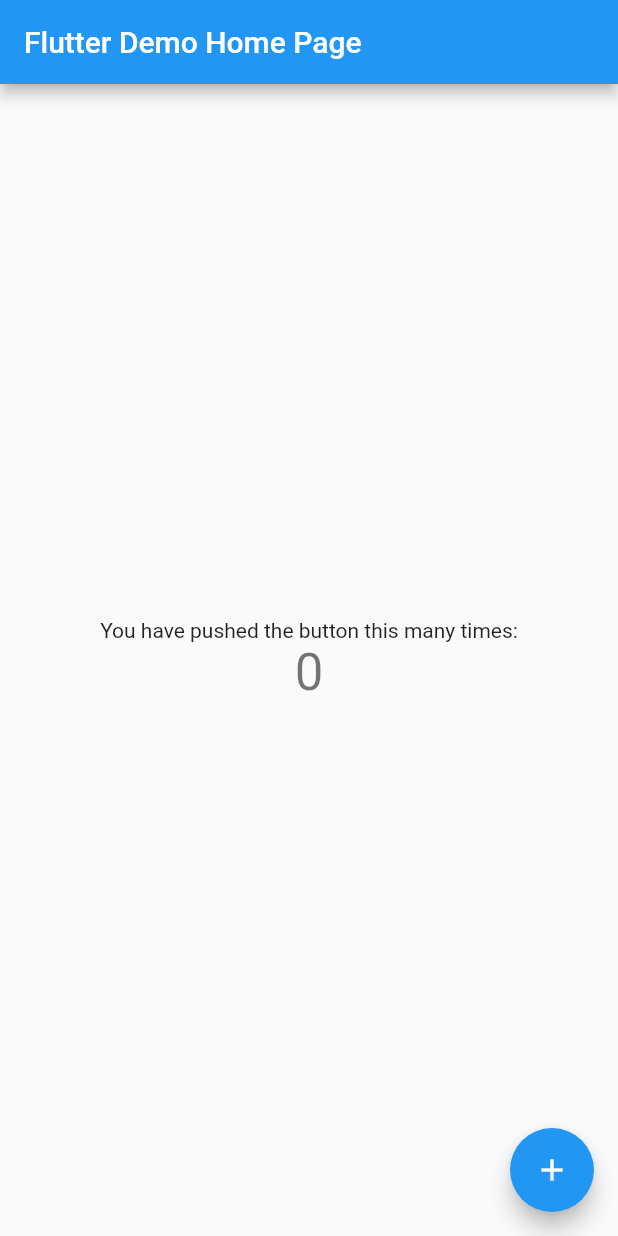
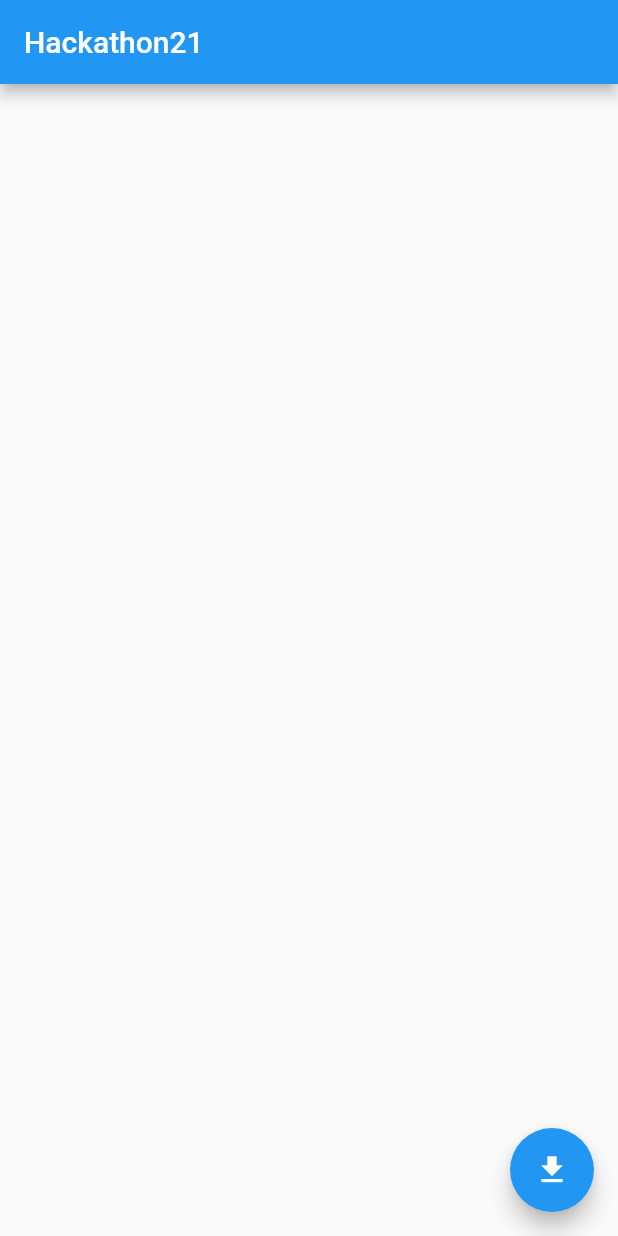
Before and after one commit to VB10/hackathon21, a Flutter app: the screen it shows after launch, on a phone screen of 412 x 824 dp. Run offline on Flutter 3.47's test engine with Material 2 defaults, Android fonts, the phone set to English and light mode, and no system bars.

Commit message:
last changes

```diff
--- /dev/null
+++ b/analysis_options.yaml
@@ -0,0 +1 @@
+include: package:pedantic/analysis_options.yaml
--- /dev/null
+++ b/lib/features/sample-fire/model/user_model.dart
@@ -0,0 +1,15 @@
+class UserModel {
+  String name;
+
+  UserModel({this.name});
+
+  UserModel.fromJson(Map<String, dynamic> json) {
+    name = json['name'];
+  }
+
+  Map<String, dynamic> toJson() {
+    final data = <String, dynamic>{};
+    data['name'] = name;
+    return data;
+  }
+}
--- /dev/null
+++ b/lib/features/sample-fire/sample_fire_view.dart
@@ -0,0 +1,68 @@
+import 'dart:convert';
+import 'dart:io';
+
+import 'package:flutter/material.dart';
+import '../../core/widget/card/user_card.dart';
+import 'package:http/http.dart' as http;
+
+import 'model/user_model.dart';
+
+class SampleFireView extends StatefulWidget {
+  @override
+  _SampleFireViewState createState() => _SampleFireViewState();
+}
+
+class _SampleFireViewState extends State<SampleFireView> {
+  bool _isClicked = false;
+  bool _isLoading = false;
+  final String _baseUrl = 'https://flutterhackathon2021-default-rtdb.firebaseio.com/';
+
+  List<UserModel> _userModels = [];
+
+  @override
+  Widget build(BuildContext context) {
+    return Scaffold(
+      floatingActionButton: buildFloatingActionButton(),
+      appBar: AppBar(title: Text('Hackathon21')),
+      body: _isLoading ? Center(child: CircularProgressIndicator()) : buildBodyListView(),
+    );
+  }
+
+  ListView buildBodyListView() {
+    return ListView.builder(
+      itemCount: _userModels.length,
+      itemBuilder: (context, index) => UserCard(model: _userModels[index], index: index),
+    );
+  }
+
+  FloatingActionButton buildFloatingActionButton() {
+    return FloatingActionButton(
+      child: Icon(Icons.get_app),
+      onPressed: () async {
+        _changeLoading();
+        final items = await fetchFireDatas();
+        _userModels = items;
+        _changeLoading();
+      },
+    );
+  }
+
+  void _changeLoading() {
+    setState(() {
+      _isLoading = !_isLoading;
+    });
+  }
+
+  Future<List<UserModel>> fetchFireDatas() async {
+    final response = await http.get('$_baseUrl/todo.json');
+    if (response.statusCode == HttpStatus.ok) {
+      final jsonBody = jsonDecode(response.body);
+      // jsonBody.
+      if (jsonBody is List) {
+        return jsonBody.map((e) => UserModel.fromJson(e)).toList();
+      }
+    }
+    throw Exception('Firebase deosnt work');
+    // return null;
+  }
+}
--- a/lib/main.dart
+++ b/lib/main.dart
@@ -1,117 +1,15 @@
 import 'package:flutter/material.dart';
 
-void main() {
-  runApp(MyApp());
-}
+import 'features/sample-fire/sample_fire_view.dart';
+
+void main() => runApp(MyApp());
 
 class MyApp extends StatelessWidget {
-  // This widget is the root of your application.
   @override
   Widget build(BuildContext context) {
     return MaterialApp(
-      title: 'Flutter Demo',
-      theme: ThemeData(
-        // This is the theme of your application.
-        //
-        // Try running your application with "flutter run". You'll see the
-        // application has a blue toolbar. Then, without quitting the app, try
-        // changing the primarySwatch below to Colors.green and then invoke
-        // "hot reload" (press "r" in the console where you ran "flutter run",
-        // or simply save your changes to "hot reload" in a Flutter IDE).
-        // Notice that the counter didn't reset back to zero; the application
-        // is not restarted.
-        primarySwatch: Colors.blue,
-        // This makes the visual density adapt to the platform that you run
-        // the app on. For desktop platforms, the controls will be smaller and
-        // closer together (more dense) than on mobile platforms.
-        visualDensity: VisualDensity.adaptivePlatformDensity,
-      ),
-      home: MyHomePage(title: 'Flutter Demo Home Page'),
+      title: 'Material App',
+      home: SampleFireView(),
     );
   }
 }
-
-class MyHomePage extends StatefulWidget {
-  MyHomePage({Key key, this.title}) : super(key: key);
-
-  // This widget is the home page of your application. It is stateful, meaning
-  // that it has a State object (defined below) that contains fields that affect
-  // how it looks.
-
-  // This class is the configuration for the state. It holds the values (in this
-  // case the title) provided by the parent (in this case the App widget) and
-  // used by the build method of the State. Fields in a Widget subclass are
-  // always marked "final".
-
-  final String title;
-
-  @override
-  _MyHomePageState createState() => _MyHomePageState();
-}
-
-class _MyHomePageState extends State<MyHomePage> {
-  int _counter = 0;
-
-  void _incrementCounter() {
-    setState(() {
-      // This call to setState tells the Flutter framework that something has
-      // changed in this State, which causes it to rerun the build method below
-      // so that the display can reflect the updated values. If we changed
-      // _counter without calling setState(), then the build method would not be
-      // called again, and so nothing would appear to happen.
-      _counter++;
-    });
-  }
-
-  @override
-  Widget build(BuildContext context) {
-    // This method is rerun every time setState is called, for instance as done
-    // by the _incrementCounter method above.
-    //
-    // The Flutter framework has been optimized to make rerunning build methods
-    // fast, so that you can just rebuild anything that needs updating rather
-    // than having to individually change instances of widgets.
-    return Scaffold(
-      appBar: AppBar(
-        // Here we take the value from the MyHomePage object that was created by
-        // the App.build method, and use it to set our appbar title.
-        title: Text(widget.title),
-      ),
-      body: Center(
-        // Center is a layout widget. It takes a single child and positions it
-        // in the middle of the parent.
-        child: Column(
-          // Column is also a layout widget. It takes a list of children and
-          // arranges them vertically. By default, it sizes itself to fit its
-          // children horizontally, and tries to be as tall as its parent.
-          //
-          // Invoke "debug painting" (press "p" in the console, choose the
-          // "Toggle Debug Paint" action from the Flutter Inspector in Android
-          // Studio, or the "Toggle Debug Paint" command in Visual Studio Code)
-          // to see the wireframe for each widget.
-          //
-          // Column has various properties to control how it sizes itself and
-          // how it positions its children. Here we use mainAxisAlignment to
-          // center the children vertically; the main axis here is the vertical
-          // axis because Columns are vertical (the cross axis would be
-          // horizontal).
-          mainAxisAlignment: MainAxisAlignment.center,
-          children: <Widget>[
-            Text(
-              'You have pushed the button this many times:',
-            ),
-            Text(
-              '$_counter',
-              style: Theme.of(context).textTheme.headline4,
-            ),
-          ],
-        ),
-      ),
-      floatingActionButton: FloatingActionButton(
-        onPressed: _incrementCounter,
-        tooltip: 'Increment',
-        child: Icon(Icons.add),
-      ), // This trailing comma makes auto-formatting nicer for build methods.
-    );
-  }
-}
```
Also changed, not shown: lib/core/widget/card/user_card.dart (added, +29 -0 lines), lib/core/widget/color_container.dart (added, +12 -0 lines), pubspec.yaml (+2 -9 lines), lib/core/constant/project_constant.dart (added), pubspec.lock.
